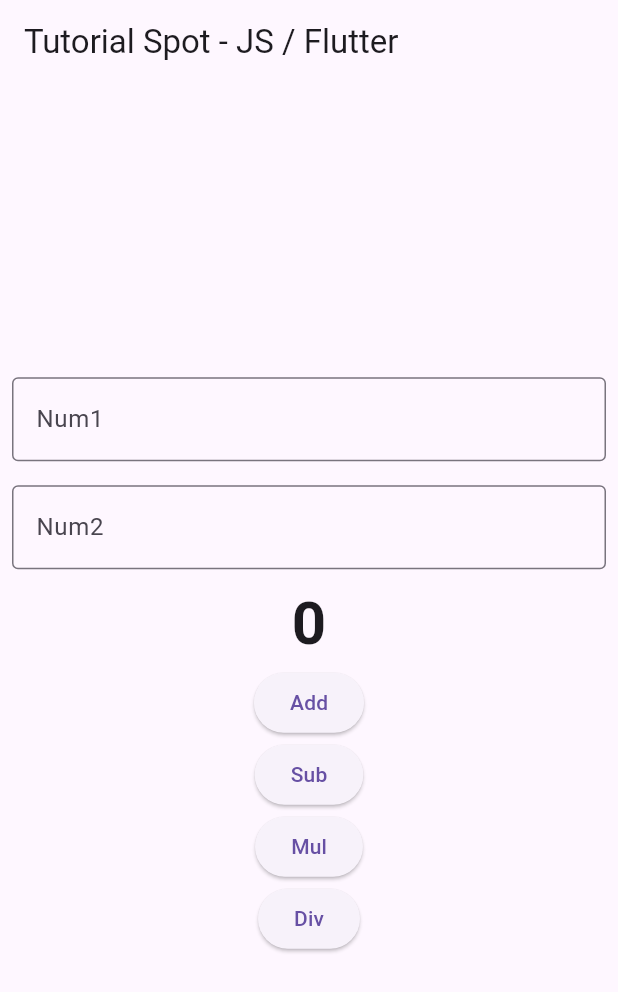
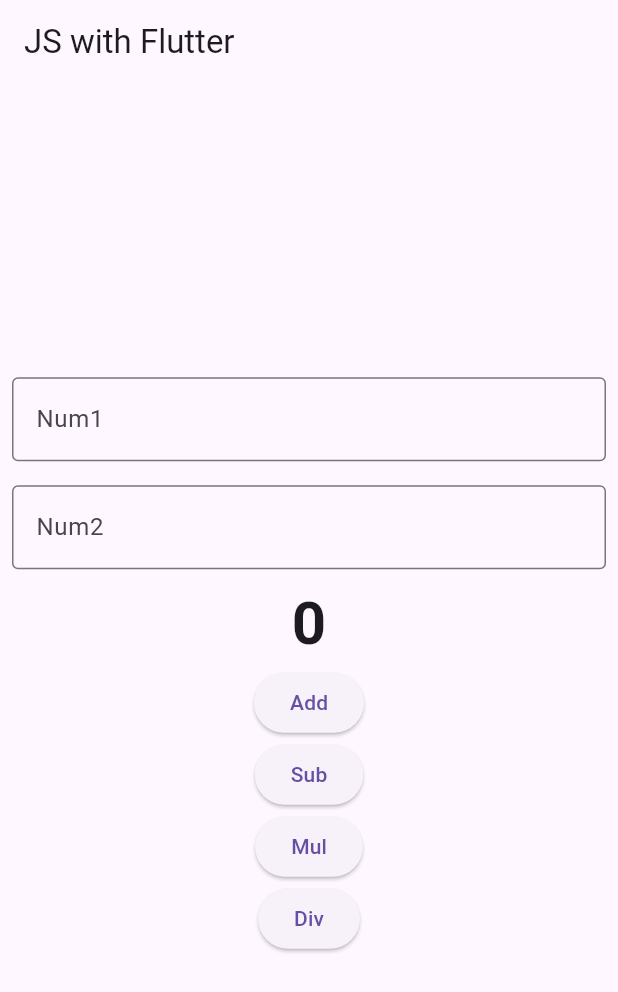
Before and after one commit to Hash-himadri/js_flutter, a Flutter app: the screen it shows after launch, on a phone screen of 412 x 824 dp. Shown: the top 992 px of the screen. Run offline on Flutter 3.47's test engine with Material 3 defaults, Android fonts, the light colour scheme and no system bars; missing offline and left inert: flutter_js.

Commit message:
some updates commit

```diff
--- a/lib/main.dart
+++ b/lib/main.dart
@@ -1,5 +1,3 @@
-import 'dart:ffi';
-
 import 'package:flutter/material.dart';
 import 'package:flutter/services.dart';
 import 'package:flutter_js/flutter_js.dart';
@@ -41,7 +39,7 @@
 
     return Scaffold(
         appBar: AppBar(
-          title: const Text("Tutorial Spot - JS / Flutter"),
+          title: const Text("JS with Flutter"),
         ),
         body: Center(
           child: Column(
@@ -52,11 +50,9 @@
                 child: TextField(
                   controller: _num1Controller,
                   decoration: InputDecoration(
-                    label: Text("Num1"),
-                    hintText: "Enter first number",
-                    border: OutlineInputBorder(
-
-                    )
+                      label: Text("Num1"),
+                      hintText: "Enter first number",
+                      border: OutlineInputBorder()
                   ),
                 ),
               ),
@@ -65,11 +61,9 @@
                 child: TextField(
                   controller: _num2Controller,
                   decoration: InputDecoration(
-                    label: Text("Num2"),
-                    hintText: "Enter second number",
-                      border: OutlineInputBorder(
-
-                      )
+                      label: Text("Num2"),
+                      hintText: "Enter second number",
+                      border: OutlineInputBorder()
                   ),
 
                 ),
```
